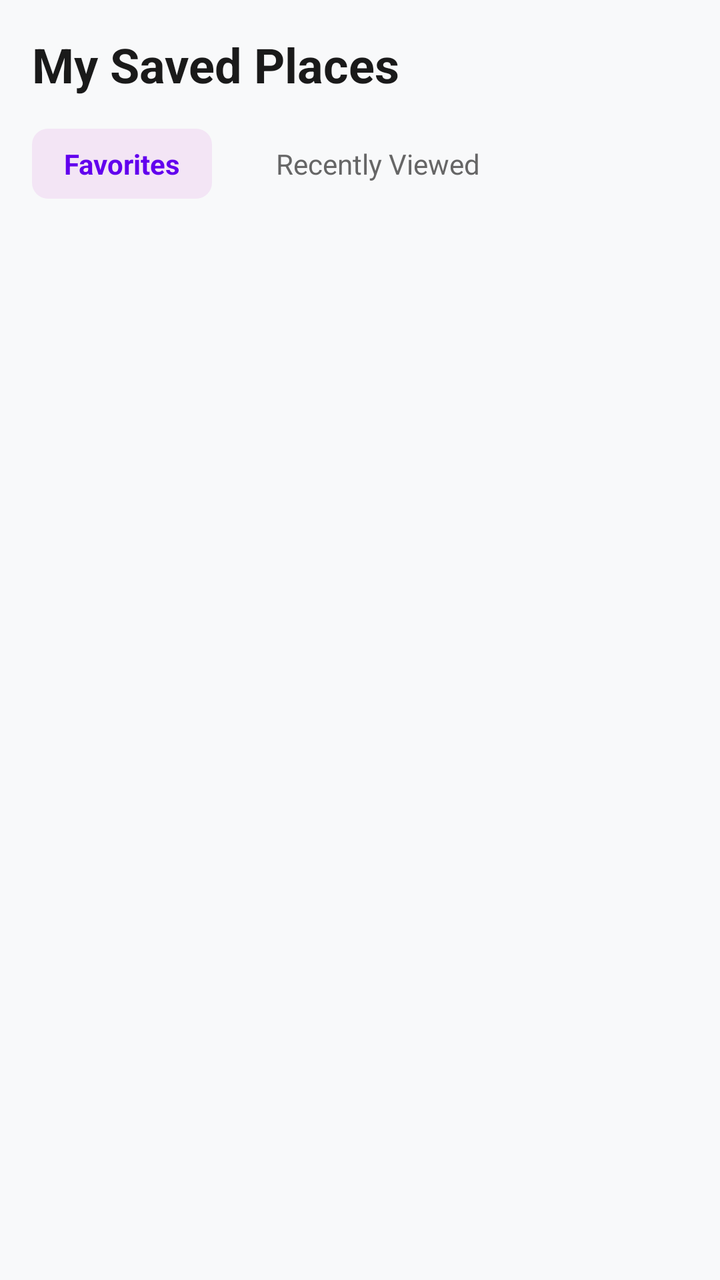
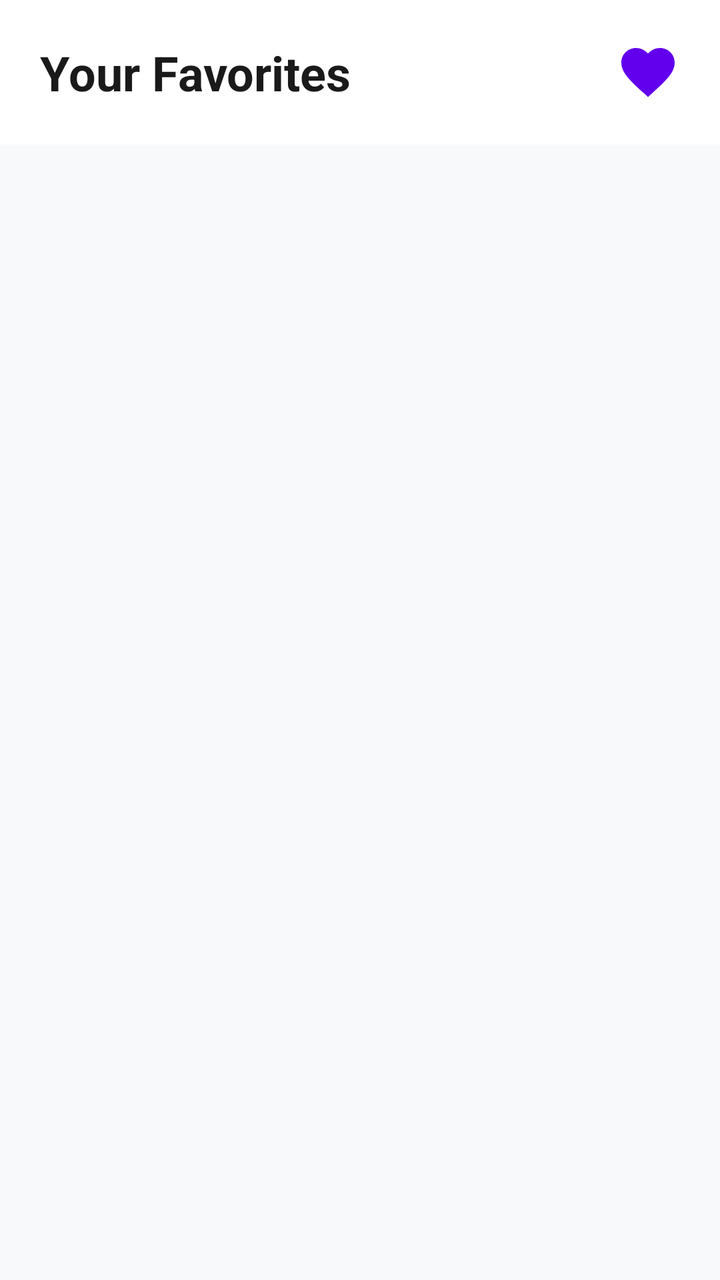

Screens rendered from an Android XML layout before and after an edit, with the pre-edit source and the edit as a unified diff.
<!-- AndroidManifest.xml: application theme Theme.TouristGuideApp -->
<!-- res/layout/activity_favorites.xml -->
<?xml version="1.0" encoding="utf-8"?>
<androidx.coordinatorlayout.widget.CoordinatorLayout xmlns:android="http://schemas.android.com/apk/res/android"
    xmlns:app="http://schemas.android.com/apk/res-auto"
    xmlns:tools="http://schemas.android.com/tools"
    android:layout_width="match_parent"
    android:layout_height="match_parent"
    android:background="@color/bg_light">

    <com.google.android.material.appbar.AppBarLayout
        android:layout_width="match_parent"
        android:layout_height="wrap_content"
        android:background="@android:color/transparent"
        app:elevation="0dp">

        <LinearLayout
            android:layout_width="match_parent"
            android:layout_height="wrap_content"
            android:orientation="vertical"
            android:padding="16dp">

            <TextView
                android:layout_width="wrap_content"
                android:layout_height="wrap_content"
                android:text="My Saved Places"
                android:textColor="@color/black"
                android:textSize="24sp"
                android:textStyle="bold" />

            <LinearLayout
                android:layout_width="match_parent"
                android:layout_height="wrap_content"
                android:layout_marginTop="16dp"
                android:orientation="horizontal">

                <TextView
                    android:id="@+id/tabFavorites"
                    android:layout_width="wrap_content"
                    android:layout_height="wrap_content"
                    android:background="@drawable/bg_category_chip_light"
                    android:paddingHorizontal="16dp"
                    android:paddingVertical="8dp"
                    android:text="Favorites"
                    android:textColor="@color/primary"
                    android:textSize="14sp"
                    android:textStyle="bold" />

                <TextView
                    android:id="@+id/tabRecentlyViewed"
                    android:layout_width="wrap_content"
                    android:layout_height="wrap_content"
                    android:layout_marginStart="16dp"
                    android:paddingHorizontal="16dp"
                    android:paddingVertical="8dp"
                    android:text="Recently Viewed"
                    android:textColor="@color/gray_dark"
                    android:textSize="14sp" />
            </LinearLayout>
        </LinearLayout>
    </com.google.android.material.appbar.AppBarLayout>

    <FrameLayout
        android:layout_width="match_parent"
        android:layout_height="match_parent"
        app:layout_behavior="@string/appbar_scrolling_view_behavior">

        <androidx.recyclerview.widget.RecyclerView
            android:id="@+id/rvFavorites"
            android:layout_width="match_parent"
            android:layout_height="match_parent"
            android:clipToPadding="false"
            android:paddingHorizontal="4dp"
            android:paddingBottom="16dp"
            tools:listitem="@layout/item_place_v2" />

        <LinearLayout
            android:id="@+id/emptyStateFavorites"
            android:layout_width="wrap_content"
            android:layout_height="wrap_content"
            android:layout_gravity="center"
            android:gravity="center"
            android:orientation="vertical"
            android:visibility="gone">

            <ImageView
                android:layout_width="64dp"
                android:layout_height="64dp"
                android:src="@android:drawable/btn_star_big_off"
                app:tint="@color/gray_light" />

            <TextView
                android:layout_width="wrap_content"
                android:layout_height="wrap_content"
                android:layout_marginTop="16dp"
                android:text="No favorites yet"
                android:textColor="@color/gray_dark"
                android:textSize="16sp" />
        </LinearLayout>
    </FrameLayout>

</androidx.coordinatorlayout.widget.CoordinatorLayout>
<!-- res/layout/item_place_v2.xml (included above) -->
<?xml version="1.0" encoding="utf-8"?>
<com.google.android.material.card.MaterialCardView xmlns:android="http://schemas.android.com/apk/res/android"
    xmlns:app="http://schemas.android.com/apk/res-auto"
    android:layout_width="match_parent"
    android:layout_height="wrap_content"
    android:layout_marginHorizontal="16dp"
    android:layout_marginVertical="10dp"
    android:clickable="true"
    android:focusable="true"
    app:cardCornerRadius="16dp"
    app:cardElevation="6dp"
    app:rippleColor="#20000000"
    app:strokeWidth="0dp">

    <LinearLayout
        android:layout_width="match_parent"
        android:layout_height="wrap_content"
        android:orientation="vertical">

        <FrameLayout
            android:layout_width="match_parent"
            android:layout_height="220dp">

            <ImageView
                android:id="@+id/ivPlaceImage"
                android:layout_width="match_parent"
                android:layout_height="match_parent"
                android:scaleType="centerCrop"
                android:src="@android:drawable/ic_menu_gallery" />

            
            <View
                android:layout_width="match_parent"
                android:layout_height="120dp"
                android:layout_gravity="bottom"
                android:background="@drawable/gradient_shadow" />

            
            <LinearLayout
                android:layout_width="match_parent"
                android:layout_height="wrap_content"
                android:layout_gravity="bottom"
                android:orientation="vertical"
                android:padding="16dp">

                <TextView
                    android:id="@+id/tvPlaceName"
                    android:layout_width="wrap_content"
                    android:layout_height="wrap_content"
                    android:ellipsize="end"
                    android:maxLines="1"
                    android:text="Place Name"
                    android:textColor="@color/white"
                    android:textSize="22sp"
                    android:textStyle="bold" />

                <TextView
                    android:id="@+id/tvCity"
                    android:layout_width="wrap_content"
                    android:layout_height="wrap_content"
                    android:text="City Name"
                    android:textColor="#D0D0D0"
                    android:textSize="14sp" />
            </LinearLayout>

            
            <ImageView
                android:id="@+id/btnFavorite"
                android:layout_width="40dp"
                android:layout_height="40dp"
                android:layout_gravity="top|end"
                android:layout_margin="12dp"
                android:background="@drawable/bg_favorite_circle"
                android:padding="10dp"
                android:src="@android:drawable/btn_star_big_off"
                app:tint="@color/white" />

        </FrameLayout>

        
        <LinearLayout
            android:layout_width="match_parent"
            android:layout_height="wrap_content"
            android:gravity="center_vertical"
            android:orientation="horizontal"
            android:padding="16dp">

            <TextView
                android:id="@+id/tvPlaceCategory"
                android:layout_width="wrap_content"
                android:layout_height="wrap_content"
                android:background="@drawable/bg_category_chip_light"
                android:paddingHorizontal="12dp"
                android:paddingVertical="6dp"
                android:text="Category"
                android:textColor="@color/primary"
                android:textSize="12sp"
                android:textStyle="bold" />

            <View
                android:layout_width="0dp"
                android:layout_height="0dp"
                android:layout_weight="1" />

            <TextView
                android:id="@+id/tvBudget"
                android:layout_width="wrap_content"
                android:layout_height="wrap_content"
                android:text="Budget"
                android:textColor="@color/gray_dark"
                android:textSize="13sp"
                android:textStyle="italic" />

            <TextView
                android:id="@+id/tvRating"
                android:layout_width="wrap_content"
                android:layout_height="wrap_content"
                android:layout_marginStart="12dp"
                android:text="4.8 ⭐"
                android:textColor="@color/black"
                android:textSize="14sp"
                android:textStyle="bold" />

        </LinearLayout>
    </LinearLayout>
</com.google.android.material.card.MaterialCardView>
<!-- resources referenced by this layout -->
<resources>
  <color name="bg_light">#F8F9FA</color>
  <color name="black">#1A1A1A</color>
  <color name="gray_dark">#666666</color>
  <color name="gray_light">#E0E0E0</color>
  <color name="primary">#6200EE</color>
  <color name="white">#FFFFFF</color>
  <!-- drawable bg_category_chip_light (drawable) -->
  <?xml version="1.0" encoding="utf-8"?>
  <shape xmlns:android="http://schemas.android.com/apk/res/android">
      <solid android:color="#F3E5F5" />
      <corners android:radius="8dp" />
  </shape>
  <!-- drawable bg_favorite_circle (drawable) -->
  <?xml version="1.0" encoding="utf-8"?>
  <shape xmlns:android="http://schemas.android.com/apk/res/android"
      android:shape="oval">
      <solid android:color="#40000000" />
  </shape>
  <!-- drawable gradient_shadow (drawable) -->
  <?xml version="1.0" encoding="utf-8"?>
  <shape xmlns:android="http://schemas.android.com/apk/res/android">
      <gradient
          android:angle="90"
          android:endColor="@android:color/transparent"
          android:startColor="#CC000000" />
  </shape>
  <style name="Theme.TouristGuideApp" parent="Base.Theme.TouristGuideApp" />
  <style name="Base.Theme.TouristGuideApp" parent="Theme.Material3.Light.NoActionBar">
          
          <item name="colorPrimary">@color/primary</item>
          <item name="colorPrimaryVariant">@color/primary_dark</item>
          <item name="colorAccent">@color/accent</item>
  
          
          <item name="android:statusBarColor">@color/bg_light</item>
          <item name="android:windowLightStatusBar" tools:targetApi="m">true</item>
  
          
          <item name="android:windowBackground">@color/bg_light</item>
      </style>
  <color name="primary_dark">#3700B3</color>
  <color name="accent">#03DAC5</color>
</resources>

<!-- the commit's change to res/layout/activity_favorites.xml (unified diff, before → after) -->
@@ -1,77 +1,50 @@
 <?xml version="1.0" encoding="utf-8"?>
-<androidx.coordinatorlayout.widget.CoordinatorLayout xmlns:android="http://schemas.android.com/apk/res/android"
+<LinearLayout xmlns:android="http://schemas.android.com/apk/res/android"
     xmlns:app="http://schemas.android.com/apk/res-auto"
-    xmlns:tools="http://schemas.android.com/tools"
     android:layout_width="match_parent"
     android:layout_height="match_parent"
-    android:background="@color/bg_light">
+    android:background="#F8F9FA"
+    android:orientation="vertical">
 
-    <com.google.android.material.appbar.AppBarLayout
+    
+    <RelativeLayout
         android:layout_width="match_parent"
         android:layout_height="wrap_content"
-        android:background="@android:color/transparent"
-        app:elevation="0dp">
+        android:padding="20dp"
+        android:background="@color/white">
 
-        <LinearLayout
-            android:layout_width="match_parent"
+        <TextView
+            android:layout_width="wrap_content"
             android:layout_height="wrap_content"
-            android:orientation="vertical"
-            android:padding="16dp">
+            android:text="Your Favorites"
+            android:textColor="@color/black"
+            android:textSize="24sp"
+            android:textStyle="bold" />
 
-            <TextView
-                android:layout_width="wrap_content"
-                android:layout_height="wrap_content"
-                android:text="My Saved Places"
-                android:textColor="@color/black"
-                android:textSize="24sp"
-                android:textStyle="bold" />
-
-            <LinearLayout
-                android:layout_width="match_parent"
-                android:layout_height="wrap_content"
-                android:layout_marginTop="16dp"
-                android:orientation="horizontal">
-
-                <TextView
-                    android:id="@+id/tabFavorites"
-                    android:layout_width="wrap_content"
-                    android:layout_height="wrap_content"
-                    android:background="@drawable/bg_category_chip_light"
-                    android:paddingHorizontal="16dp"
-                    android:paddingVertical="8dp"
-                    android:text="Favorites"
-                    android:textColor="@color/primary"
-                    android:textSize="14sp"
-                    android:textStyle="bold" />
-
-                <TextView
-                    android:id="@+id/tabRecentlyViewed"
-                    android:layout_width="wrap_content"
-                    android:layout_height="wrap_content"
-                    android:layout_marginStart="16dp"
-                    android:paddingHorizontal="16dp"
-                    android:paddingVertical="8dp"
-                    android:text="Recently Viewed"
-                    android:textColor="@color/gray_dark"
-                    android:textSize="14sp" />
-            </LinearLayout>
-        </LinearLayout>
-    </com.google.android.material.appbar.AppBarLayout>
+        <ImageView
+            android:id="@+id/btnItineraryBack"
+            android:layout_width="32dp"
+            android:layout_height="32dp"
+            android:layout_alignParentEnd="true"
+            android:layout_centerVertical="true"
+            android:src="@drawable/ic_favorite"
+            app:tint="@color/primary" />
+    </RelativeLayout>
 
     <FrameLayout
         android:layout_width="match_parent"
-        android:layout_height="match_parent"
-        app:layout_behavior="@string/appbar_scrolling_view_behavior">
+        android:layout_height="match_parent">
 
+        
         <androidx.recyclerview.widget.RecyclerView
             android:id="@+id/rvFavorites"
             android:layout_width="match_parent"
             android:layout_height="match_parent"
+            android:paddingHorizontal="8dp"
             android:clipToPadding="false"
-            android:paddingHorizontal="4dp"
-            android:paddingBottom="16dp"
-            tools:listitem="@layout/item_place_v2" />
+            android:paddingBottom="20dp" />
 
+        
         <LinearLayout
             android:id="@+id/emptyStateFavorites"
             android:layout_width="wrap_content"
@@ -82,10 +55,11 @@
             android:visibility="gone">
 
             <ImageView
-                android:layout_width="64dp"
-                android:layout_height="64dp"
-                android:src="@android:drawable/btn_star_big_off"
-                app:tint="@color/gray_light" />
+                android:layout_width="100dp"
+                android:layout_height="100dp"
+                android:alpha="0.3"
+                android:src="@drawable/ic_favorite_border"
+                app:tint="@color/gray_dark" />
 
             <TextView
                 android:layout_width="wrap_content"
@@ -93,135 +67,16 @@
                 android:layout_marginTop="16dp"
                 android:text="No favorites yet"
                 android:textColor="@color/gray_dark"
-                android:textSize="16sp" />
+                android:textSize="18sp"
+                android:fontFamily="sans-serif-medium" />
+
+            <TextView
+                android:layout_width="wrap_content"
+                android:layout_height="wrap_content"
+                android:layout_marginTop="8dp"
+                android:text="Start exploring and save places you love!"
+                android:textColor="@color/gray_dark"
+                android:textSize="14sp" />
         </LinearLayout>
     </FrameLayout>
-
-</androidx.coordinatorlayout.widget.CoordinatorLayout>
-<!-- res/layout/item_place_v2.xml (included above) -->
-<?xml version="1.0" encoding="utf-8"?>
-<com.google.android.material.card.MaterialCardView xmlns:android="http://schemas.android.com/apk/res/android"
-    xmlns:app="http://schemas.android.com/apk/res-auto"
-    android:layout_width="match_parent"
-    android:layout_height="wrap_content"
-    android:layout_marginHorizontal="16dp"
-    android:layout_marginVertical="10dp"
-    android:clickable="true"
-    android:focusable="true"
-    app:cardCornerRadius="16dp"
-    app:cardElevation="6dp"
-    app:rippleColor="#20000000"
-    app:strokeWidth="0dp">
-
-    <LinearLayout
-        android:layout_width="match_parent"
-        android:layout_height="wrap_content"
-        android:orientation="vertical">
-
-        <FrameLayout
-            android:layout_width="match_parent"
-            android:layout_height="220dp">
-
-            <ImageView
-                android:id="@+id/ivPlaceImage"
-                android:layout_width="match_parent"
-                android:layout_height="match_parent"
-                android:scaleType="centerCrop"
-                android:src="@android:drawable/ic_menu_gallery" />
-
-            
-            <View
-                android:layout_width="match_parent"
-                android:layout_height="120dp"
-                android:layout_gravity="bottom"
-                android:background="@drawable/gradient_shadow" />
-
-            
-            <LinearLayout
-                android:layout_width="match_parent"
-                android:layout_height="wrap_content"
-                android:layout_gravity="bottom"
-                android:orientation="vertical"
-                android:padding="16dp">
-
-                <TextView
-                    android:id="@+id/tvPlaceName"
-                    android:layout_width="wrap_content"
-                    android:layout_height="wrap_content"
-                    android:ellipsize="end"
-                    android:maxLines="1"
-                    android:text="Place Name"
-                    android:textColor="@color/white"
-                    android:textSize="22sp"
-                    android:textStyle="bold" />
-
-                <TextView
-                    android:id="@+id/tvCity"
-                    android:layout_width="wrap_content"
-                    android:layout_height="wrap_content"
-                    android:text="City Name"
-                    android:textColor="#D0D0D0"
-                    android:textSize="14sp" />
-            </LinearLayout>
-
-            
-            <ImageView
-                android:id="@+id/btnFavorite"
-                android:layout_width="40dp"
-                android:layout_height="40dp"
-                android:layout_gravity="top|end"
-                android:layout_margin="12dp"
-                android:background="@drawable/bg_favorite_circle"
-                android:padding="10dp"
-                android:src="@android:drawable/btn_star_big_off"
-                app:tint="@color/white" />
-
-        </FrameLayout>
-
-        
-        <LinearLayout
-            android:layout_width="match_parent"
-            android:layout_height="wrap_content"
-            android:gravity="center_vertical"
-            android:orientation="horizontal"
-            android:padding="16dp">
-
-            <TextView
-                android:id="@+id/tvPlaceCategory"
-                android:layout_width="wrap_content"
-                android:layout_height="wrap_content"
-                android:background="@drawable/bg_category_chip_light"
-                android:paddingHorizontal="12dp"
-                android:paddingVertical="6dp"
-                android:text="Category"
-                android:textColor="@color/primary"
-                android:textSize="12sp"
-                android:textStyle="bold" />
-
-            <View
-                android:layout_width="0dp"
-                android:layout_height="0dp"
-                android:layout_weight="1" />
-
-            <TextView
-                android:id="@+id/tvBudget"
-                android:layout_width="wrap_content"
-                android:layout_height="wrap_content"
-                android:text="Budget"
-                android:textColor="@color/gray_dark"
-                android:textSize="13sp"
-                android:textStyle="italic" />
-
-            <TextView
-                android:id="@+id/tvRating"
-                android:layout_width="wrap_content"
-                android:layout_height="wrap_content"
-                android:layout_marginStart="12dp"
-                android:text="4.8 ⭐"
-                android:textColor="@color/black"
-                android:textSize="14sp"
-                android:textStyle="bold" />
-
-        </LinearLayout>
-    </LinearLayout>
-</com.google.android.material.card.MaterialCardView>
+</LinearLayout>
<!-- resource entries referenced after the edit -->
@@ -3,29 +3,30 @@
   <color name="bg_light">#F8F9FA</color>
   <color name="black">#1A1A1A</color>
   <color name="gray_dark">#666666</color>
-  <color name="gray_light">#E0E0E0</color>
   <color name="primary">#6200EE</color>
   <color name="white">#FFFFFF</color>
-  <!-- drawable bg_category_chip_light (drawable) -->
-  <?xml version="1.0" encoding="utf-8"?>
-  <shape xmlns:android="http://schemas.android.com/apk/res/android">
-      <solid android:color="#F3E5F5" />
-      <corners android:radius="8dp" />
-  </shape>
-  <!-- drawable bg_favorite_circle (drawable) -->
-  <?xml version="1.0" encoding="utf-8"?>
-  <shape xmlns:android="http://schemas.android.com/apk/res/android"
-      android:shape="oval">
-      <solid android:color="#40000000" />
-  </shape>
-  <!-- drawable gradient_shadow (drawable) -->
-  <?xml version="1.0" encoding="utf-8"?>
-  <shape xmlns:android="http://schemas.android.com/apk/res/android">
-      <gradient
-          android:angle="90"
-          android:endColor="@android:color/transparent"
-          android:startColor="#CC000000" />
-  </shape>
+  <!-- drawable ic_favorite (drawable) -->
+  <vector xmlns:android="http://schemas.android.com/apk/res/android"
+      android:width="24dp"
+      android:height="24dp"
+      android:viewportWidth="24"
+      android:viewportHeight="24"
+      android:tint="?attr/colorControlNormal">
+    <path
+        android:fillColor="@android:color/white"
+        android:pathData="M12,21.35l-1.45,-1.32C5.4,15.36 2,12.28 2,8.5 2,5.42 4.42,3 7.5,3c1.74,0 3.41,0.81 4.5,2.09C13.09,3.81 14.76,3 16.5,3 19.58,3 22,5.42 22,8.5c0,3.78 -3.4,6.86 -8.55,11.54L12,21.35z"/>
+  </vector>
+  <!-- drawable ic_favorite_border (drawable) -->
+  <vector xmlns:android="http://schemas.android.com/apk/res/android"
+      android:width="24dp"
+      android:height="24dp"
+      android:viewportWidth="24"
+      android:viewportHeight="24"
+      android:tint="?attr/colorControlNormal">
+    <path
+        android:fillColor="@android:color/white"
+        android:pathData="M16.5,3c-1.74,0 -3.41,0.81 -4.5,2.09C10.91,3.81 9.24,3 7.5,3 4.42,3 2,5.42 2,8.5c0,3.78 3.4,6.86 8.55,11.54L12,21.35l1.45,-1.32C18.6,15.36 22,12.28 22,8.5 22,5.42 19.58,3 16.5,3zM12.1,18.55l-0.1,0.1 -0.1,-0.1C7.14,14.24 4,11.39 4,8.5c0,-1.74 1.26,-3 3,-3 1.52,0 2.97,1.09 3.5,2.58h1.01c0.53,-1.48 1.98,-2.58 3.5,-3 1.74,0 3,1.26 3,3 0,2.89 -3.14,5.74 -7.9,10.05z"/>
+  </vector>
   <style name="Theme.TouristGuideApp" parent="Base.Theme.TouristGuideApp" />
   <style name="Base.Theme.TouristGuideApp" parent="Theme.Material3.Light.NoActionBar">
           
